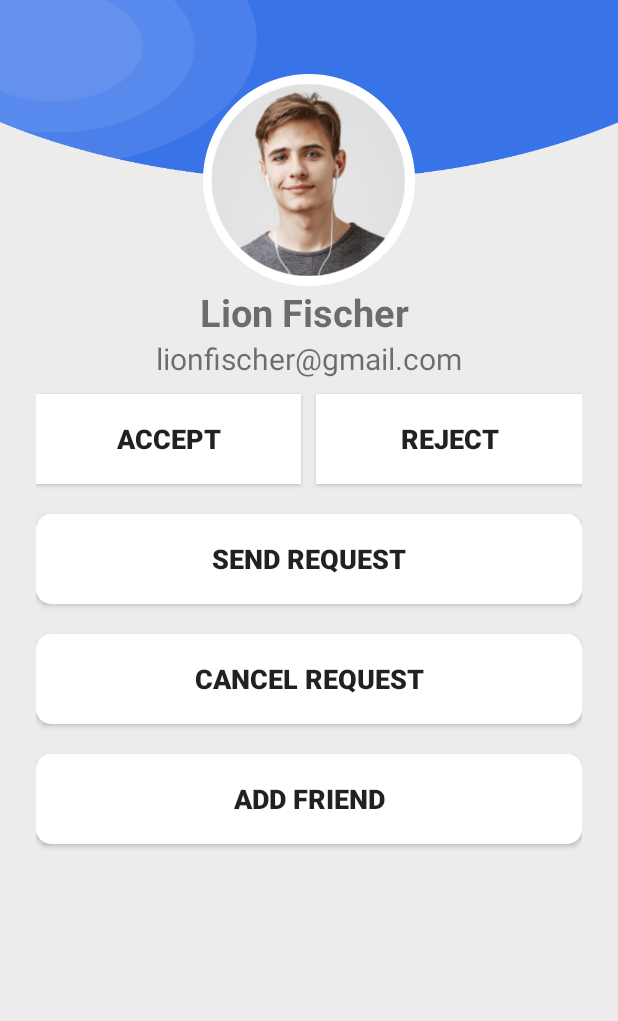
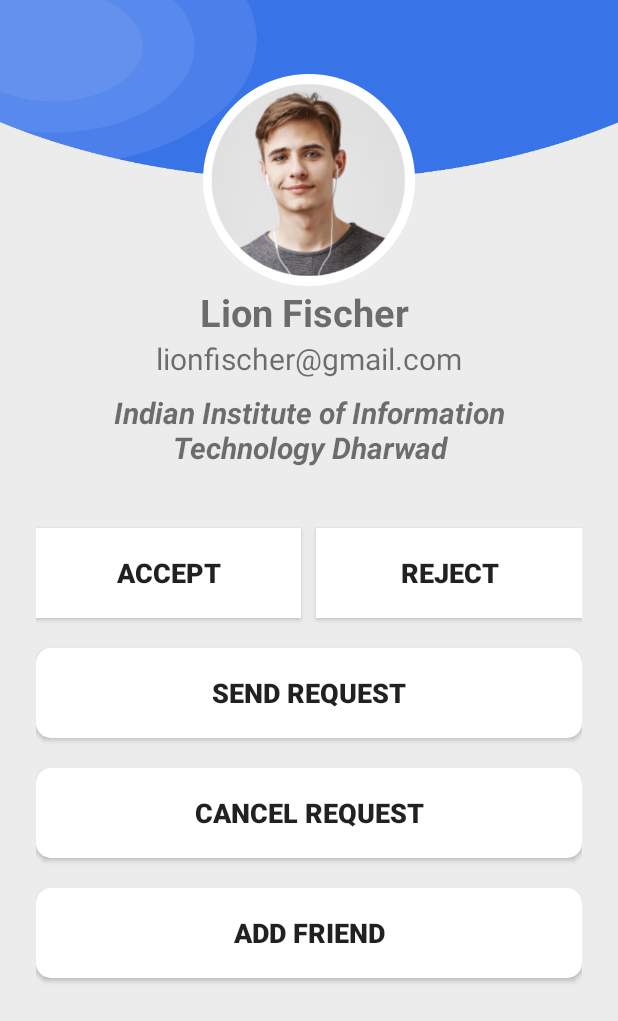
Before and after one commit to wryd-live/wryd, an Android app: the layout activity_profile_view.xml on its own in the app's theme, with its tools: preview values and no code run, on a phone screen of 412 x 824 dp. Shown: the top 1021 px of the screen. Run offline under Robolectric (Android 15) with nearby library versions, the phone set to English and light mode, and no system bars.

Commit message:
Fixed ProfileView Activity

```diff
--- a/app/src/main/res/layout/activity_profile_view.xml
+++ b/app/src/main/res/layout/activity_profile_view.xml
@@ -30,7 +30,7 @@
                     app:srcCompat="@drawable/top_background" />
 
                 <ImageView
-                    android:id="@+id/imageView10"
+                    android:id="@+id/profileImageView"
                     android:layout_width="wrap_content"
                     android:layout_height="wrap_content"
                     app:layout_constraintBottom_toBottomOf="@+id/imageView9"
@@ -40,36 +40,53 @@
                     app:srcCompat="@drawable/profile" />
 
                 <TextView
-                    android:id="@+id/textView14"
+                    android:id="@+id/userNameTextView"
                     android:layout_width="wrap_content"
                     android:layout_height="wrap_content"
                     android:text="Lion Fischer "
                     android:textSize="25dp"
                     android:textStyle="bold"
-                    app:layout_constraintEnd_toEndOf="@+id/imageView10"
-                    app:layout_constraintStart_toStartOf="@+id/imageView10"
-                    app:layout_constraintTop_toBottomOf="@+id/imageView10" />
+                    app:layout_constraintEnd_toEndOf="@+id/profileImageView"
+                    app:layout_constraintStart_toStartOf="@+id/profileImageView"
+                    app:layout_constraintTop_toBottomOf="@+id/profileImageView" />
 
                 <TextView
-                    android:id="@+id/textView15"
+                    android:id="@+id/emailTextView"
                     android:layout_width="wrap_content"
                     android:layout_height="wrap_content"
                     android:text="lionfischer@gmail.com"
                     android:textSize="20dp"
                     app:layout_constraintEnd_toEndOf="parent"
                     app:layout_constraintStart_toStartOf="parent"
-                    app:layout_constraintTop_toBottomOf="@+id/textView14" />
+                    app:layout_constraintTop_toBottomOf="@+id/userNameTextView" />
+
+                <TextView
+                    android:id="@+id/organizationTextView"
+                    android:textStyle="bold|italic"
+                    android:layout_width="match_parent"
+                    android:layout_height="wrap_content"
+                    android:layout_marginTop="36dp"
+                    android:layout_marginStart="30dp"
+                    android:layout_marginEnd="30dp"
+                    android:text="Indian Institute of Information Technology Dharwad"
+                    android:textSize="20dp"
+                    android:textAlignment="center"
+                    app:layout_constraintEnd_toEndOf="parent"
+                    app:layout_constraintHorizontal_bias="0.497"
+                    app:layout_constraintStart_toStartOf="parent"
+                    app:layout_constraintTop_toBottomOf="@+id/userNameTextView" />
 
                 <LinearLayout
                     android:layout_width="match_parent"
                     android:layout_height="wrap_content"
+                    android:layout_marginTop="30dp"
                     android:layout_marginStart="24dp"
                     android:layout_marginEnd="24dp"
                     android:orientation="vertical"
                     app:layout_constraintBottom_toBottomOf="parent"
                     app:layout_constraintEnd_toEndOf="parent"
                     app:layout_constraintStart_toStartOf="parent"
-                    app:layout_constraintTop_toBottomOf="@+id/textView15">
+                    app:layout_constraintTop_toBottomOf="@+id/organizationTextView">
 
                     <LinearLayout
                         android:id="@+id/acc_rej_group_btn"
@@ -116,7 +133,7 @@
                         android:text="Send Request"
                         android:textAlignment="center"
                         android:textSize="18sp"
-                        android:textStyle="bold" />
+                        android:textStyle="bold"/>
 
 
                     <Button
```
Also changed, not shown: app/src/main/res/layout/fragment_profile.xml (+8 -8 lines), app/src/main/res/layout/viewprofile.xml (+8 -8 lines).
